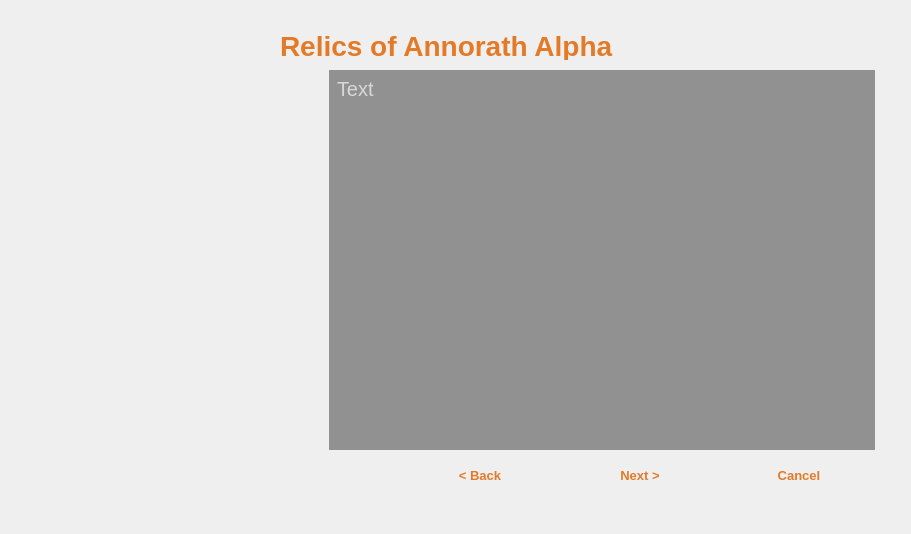
First picture: the form in src/ui/roamainwidget.ui, repository Lerentis/ROAI, before the edit.
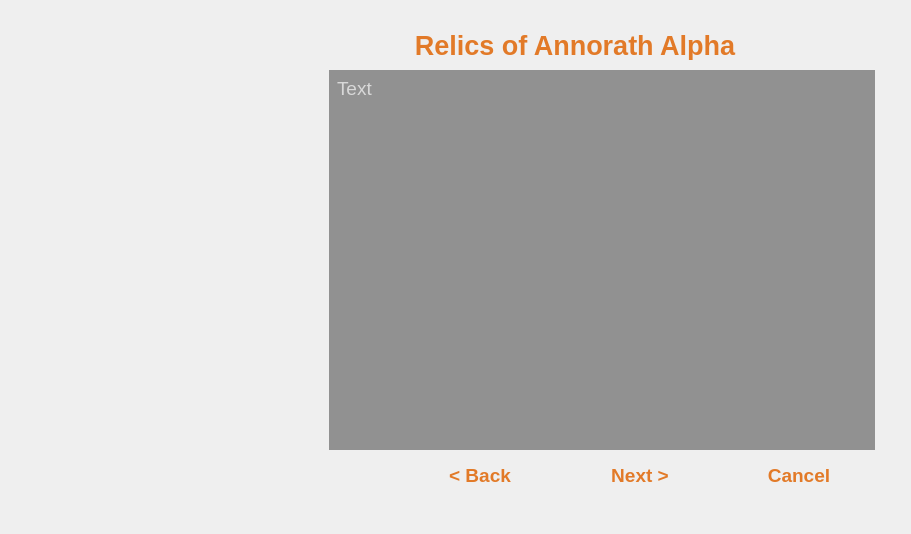
Second picture: the form after the edit. Icons and pictures are not drawn.

```diff
--- a/src/ui/roamainwidget.ui
+++ b/src/ui/roamainwidget.ui
@@ -22,13 +22,6 @@
      <height>531</height>
     </rect>
    </property>
-   <property name="font">
-    <font>
-     <pointsize>11</pointsize>
-     <stylestrategy>PreferAntialias</stylestrategy>
-     <kerning>false</kerning>
-    </font>
-   </property>
    <property name="styleSheet">
     <string notr="true">background-image: url(:/images/background.png);</string>
    </property>
@@ -44,12 +37,11 @@
    </property>
    <property name="font">
     <font>
-     <pointsize>-1</pointsize>
+     <pointsize>14</pointsize>
     </font>
    </property>
    <property name="styleSheet">
-    <string notr="true">color: rgb(216, 216, 216);
-font-size: 20px;</string>
+    <string notr="true">color: rgb(216, 216, 216);</string>
    </property>
    <property name="text">
     <string>&lt;html&gt;&lt;head/&gt;&lt;body&gt;&lt;p&gt;Text&lt;/p&gt;&lt;/body&gt;&lt;/html&gt;</string>
@@ -92,7 +84,7 @@
    <property name="font">
     <font>
      <family>Ubuntu</family>
-     <pointsize>-1</pointsize>
+     <pointsize>20</pointsize>
      <weight>75</weight>
      <bold>true</bold>
     </font>
@@ -104,10 +96,7 @@
     <bool>false</bool>
    </property>
    <property name="styleSheet">
-    <string notr="true">color: #e27a28;
-font-size: 28px;
-font-family: &quot;Ubuntu&quot;;
-font-weight: bold;</string>
+    <string notr="true">color: #e27a28;</string>
    </property>
    <property name="text">
     <string>Relics of Annorath Alpha</string>
@@ -116,7 +105,7 @@
     <enum>Qt::PlainText</enum>
    </property>
    <property name="alignment">
-    <set>Qt::AlignLeading|Qt::AlignLeft|Qt::AlignTop</set>
+    <set>Qt::AlignHCenter|Qt::AlignTop</set>
    </property>
    <property name="margin">
     <number>-1</number>
@@ -133,12 +122,9 @@
    </property>
    <property name="font">
     <font>
-     <family>Ubuntu</family>
-     <pointsize>10</pointsize>
+     <pointsize>14</pointsize>
      <weight>75</weight>
      <bold>true</bold>
-     <stylestrategy>PreferAntialias</stylestrategy>
-     <kerning>false</kerning>
     </font>
    </property>
    <property name="styleSheet">
@@ -161,12 +147,9 @@
    </property>
    <property name="font">
     <font>
-     <family>Ubuntu</family>
-     <pointsize>10</pointsize>
+     <pointsize>14</pointsize>
      <weight>75</weight>
      <bold>true</bold>
-     <stylestrategy>PreferAntialias</stylestrategy>
-     <kerning>false</kerning>
     </font>
    </property>
    <property name="styleSheet">
@@ -189,12 +172,9 @@
    </property>
    <property name="font">
     <font>
-     <family>Ubuntu</family>
-     <pointsize>10</pointsize>
+     <pointsize>14</pointsize>
      <weight>75</weight>
      <bold>true</bold>
-     <stylestrategy>PreferAntialias</stylestrategy>
-     <kerning>false</kerning>
     </font>
    </property>
    <property name="styleSheet">
@@ -215,14 +195,6 @@
      <height>380</height>
     </rect>
    </property>
-   <property name="font">
-    <font>
-     <family>Ubuntu</family>
-     <pointsize>12</pointsize>
-     <stylestrategy>PreferAntialias</stylestrategy>
-     <kerning>false</kerning>
-    </font>
-   </property>
    <property name="styleSheet">
     <string notr="true">border: 0px;
 color: rgb(255, 255, 255);
```
Left out of the diff: 5 changed lines with no effect on the pictures.
